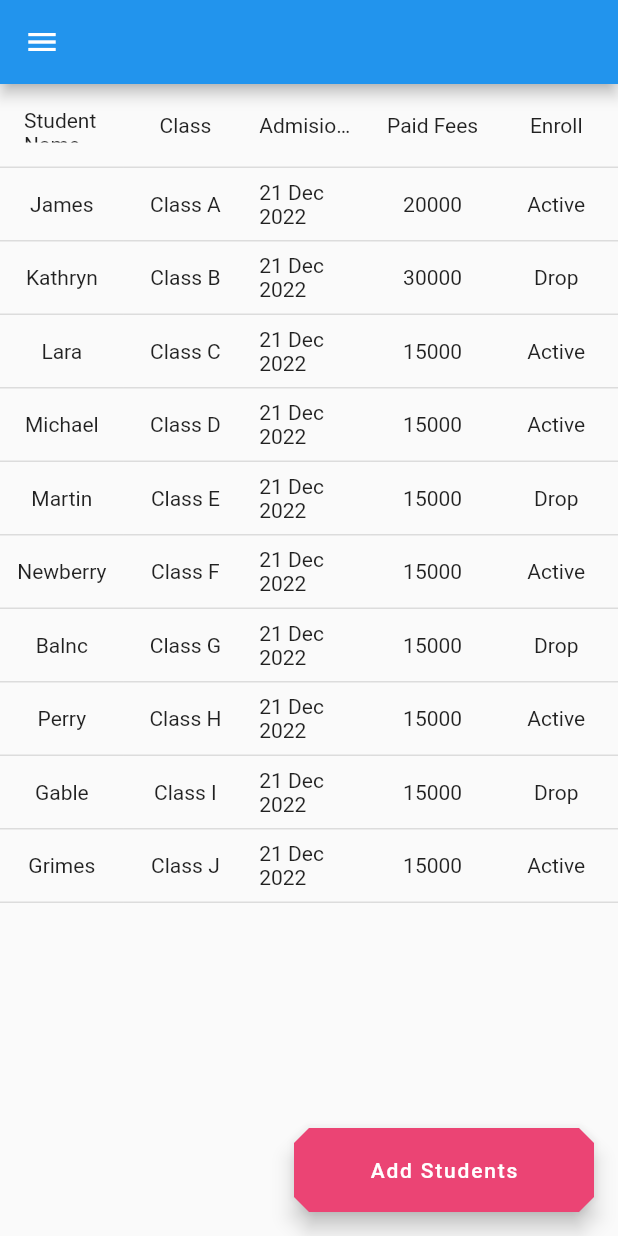
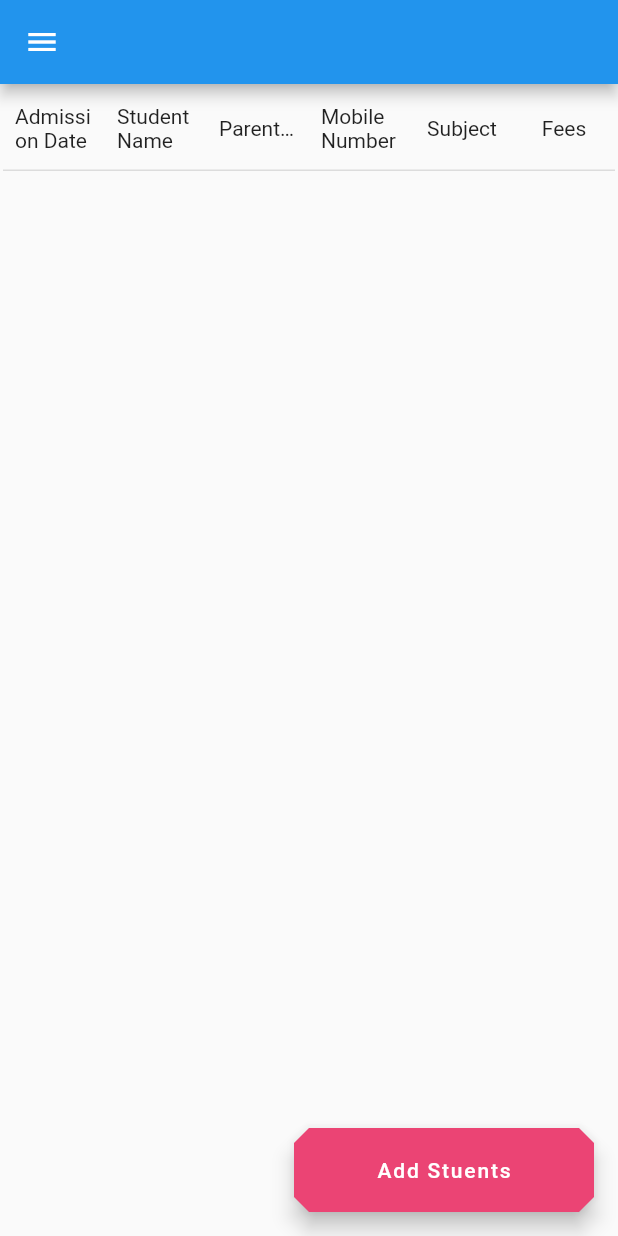
Before and after one commit to fwdAndroid/student_roasting_admin, a Flutter app: the AddStudent screen opened directly, after a tap on "Student Managment", on a phone screen of 412 x 824 dp. Run offline on Flutter 3.47's test engine with Material 2 defaults, Android fonts, the phone set to English and light mode, and no system bars; drawn by our look-alikes of syncfusion_flutter_datagrid; our stand-ins replace cloud_firestore, email_validator, firebase_auth, firebase_core, flutter_spinkit, loading_animation_widget and 1 more; accounts and stored records are empty; statements that could not run were skipped.

Commit message:
Student Show and Add

```diff
--- a/lib/add_forms_admin/add_student.dart
+++ b/lib/add_forms_admin/add_student.dart
@@ -1,10 +1,12 @@
 import 'package:flutter/material.dart';
 import 'package:flutter/src/widgets/framework.dart';
 import 'package:flutter/src/widgets/placeholder.dart';
+import 'package:student_roasting_admin/database/database.dart';
 import 'package:student_roasting_admin/widgets/colors.dart';
 import 'package:student_roasting_admin/widgets/exc_button.dart';
 import 'package:student_roasting_admin/widgets/input_text.dart';
 import 'package:student_roasting_admin/widgets/sidebar.dart';
+import 'package:student_roasting_admin/widgets/styles.dart';
 
 class AddStudent extends StatefulWidget {
   const AddStudent({super.key});
@@ -25,7 +27,6 @@ class _AddStudentState extends State<AddStudent> {
   TextEditingController fees = TextEditingController();
 
   bool _isLoading = false;
-  String dropdownValue = 'Project Name';
   @override
   Widget build(BuildContext context) {
     return Scaffold(
@@ -137,7 +138,7 @@ class _AddStudentState extends State<AddStudent> {
           SingleChildScrollView(
             child: Container(
               padding: const EdgeInsets.symmetric(horizontal: 50),
-              width: 448,
+              width: 458,
               child: Column(
                 crossAxisAlignment: CrossAxisAlignment.center,
                 mainAxisAlignment: MainAxisAlignment.center,
@@ -154,12 +155,17 @@ class _AddStudentState extends State<AddStudent> {
                     height: 30,
                   ),
 
+                  Row(
+                    children: [
+                      Expanded(
+                        child: Column(
+                          children: [
                             const Align(
                               alignment: Alignment.centerLeft,
                               child: Text(
                                 "Parent Name",
-                      style:
-                          TextStyle(fontWeight: FontWeight.w500, fontSize: 16),
+                                style: TextStyle(
+                                    fontWeight: FontWeight.w500, fontSize: 16),
                               ),
                             ),
                             const SizedBox(height: 9),
@@ -173,13 +179,21 @@ class _AddStudentState extends State<AddStudent> {
                               isPassword: false,
                               enabled: true,
                             ),
-                  const SizedBox(height: 10),
+                          ],
+                        ),
+                      ),
+                      SizedBox(
+                        width: 10,
+                      ),
+                      Expanded(
+                        child: Column(
+                          children: [
                             const Align(
                               alignment: Alignment.centerLeft,
                               child: Text(
                                 "Parent Email",
-                      style:
-                          TextStyle(fontWeight: FontWeight.w500, fontSize: 16),
+                                style: TextStyle(
+                                    fontWeight: FontWeight.w500, fontSize: 16),
                               ),
                             ),
                             const SizedBox(height: 9),
@@ -192,6 +206,11 @@ class _AddStudentState extends State<AddStudent> {
                               textInputAction: TextInputAction.done,
                               isPassword: false,
                               enabled: true,
+                            ),
+                          ],
+                        ),
+                      ),
+                    ],
                   ),
                   const SizedBox(height: 10),
                   const Align(
@@ -256,13 +275,17 @@ class _AddStudentState extends State<AddStudent> {
                   ),
                   const SizedBox(height: 9),
                   //location of plot
-
+                  Row(
+                    children: [
+                      Expanded(
+                        child: Column(
+                          children: [
                             const Align(
                               alignment: Alignment.centerLeft,
                               child: Text(
                                 "Class",
-                      style:
-                          TextStyle(fontWeight: FontWeight.w500, fontSize: 16),
+                                style: TextStyle(
+                                    fontWeight: FontWeight.w500, fontSize: 16),
                               ),
                             ),
                             const SizedBox(height: 9),
@@ -276,15 +299,21 @@ class _AddStudentState extends State<AddStudent> {
                               isPassword: false,
                               enabled: true,
                             ),
+                          ],
+                        ),
+                      ),
                       SizedBox(
-                    height: 9,
+                        width: 10,
                       ),
+                      Expanded(
+                        child: Column(
+                          children: [
                             const Align(
                               alignment: Alignment.centerLeft,
                               child: Text(
                                 "Subject",
-                      style:
-                          TextStyle(fontWeight: FontWeight.w500, fontSize: 16),
+                                style: TextStyle(
+                                    fontWeight: FontWeight.w500, fontSize: 16),
                               ),
                             ),
                             const SizedBox(height: 9),
@@ -297,6 +326,11 @@ class _AddStudentState extends State<AddStudent> {
                               textInputAction: TextInputAction.done,
                               isPassword: false,
                               enabled: true,
+                            ),
+                          ],
+                        ),
+                      ),
+                    ],
                   ),
                   SizedBox(
                     height: 9,
@@ -340,7 +374,7 @@ class _AddStudentState extends State<AddStudent> {
                                 fontWeight: FontWeight.w500,
                                 fontSize: 16),
                           ),
-                    onPressed: () {},
+                    onPressed: addStudents,
                   ),
 
                   const SizedBox(height: 30),
@@ -352,4 +386,47 @@ class _AddStudentState extends State<AddStudent> {
       ),
     );
   }
+
+  void addStudents() async {
+    if (parentemail.text.isEmpty &&
+        parentname.text.isEmpty &&
+        studentname.text.isEmpty) {
+      ScaffoldMessenger.of(context)
+          .showSnackBar(SnackBar(content: Text("All Fields are required")));
+    } else if (parentemail.text.isEmpty) {
+      ScaffoldMessenger.of(context).showSnackBar(
+          SnackBar(content: Text("parent email address is required")));
+    } else if (parentname.text.isEmpty) {
+      ScaffoldMessenger.of(context).showSnackBar(
+          SnackBar(content: Text("Parent Name of the user is required")));
+    } else if (studentname.text.isEmpty) {
+      ScaffoldMessenger.of(context)
+          .showSnackBar(SnackBar(content: Text("Student name is required")));
+    } else {
+      setState(() {
+        _isLoading = true;
+      });
+      String rse = await DatabaseMethods().addStudents(
+        addressStudent: address.text,
+        parentemail: parentemail.text,
+        parentmobile: parentmobile.text,
+        parentname: parentname.text,
+        studentStatus: "Enroll",
+        studentclass: studentclass.text,
+        studentname: studentname.text,
+        subject: studentclass.text,
+        fees: int.parse(fees.text),
+        dateTime: DateTime.now().millisecondsSinceEpoch.toString(),
+      );
+
+      print(rse);
+      setState(() {
+        _isLoading = false;
+      });
+
+      ScaffoldMessenger.of(context).showSnackBar(
+          SnackBar(content: Text("Conguration Student is Added")));
+      Navigator.pop(context);
     }
+  }
+}
--- /dev/null
+++ b/lib/admin_models/student_model.dart
@@ -0,0 +1,61 @@
+import 'package:cloud_firestore/cloud_firestore.dart';
+
+class StudentModel {
+  String uuid;
+  String parentname;
+  String parentmobile;
+  String studentname;
+  String parentemail;
+  String studentclass;
+  String subject;
+  final dateTime;
+  String addressStudent;
+  int fees;
+  String studentStatus;
+
+  StudentModel(
+      {required this.uuid,
+      required this.parentname,
+      required this.parentemail,
+      required this.parentmobile,
+      required this.studentname,
+      required this.addressStudent,
+      required this.fees,
+      required this.studentclass,
+      required this.dateTime,
+      required this.studentStatus,
+      required this.subject});
+
+  ///Converting OBject into Json Object
+  Map<String, dynamic> toJson() => {
+        'uuid': uuid,
+        'subject': subject,
+        'fees': fees,
+        'dateTime': dateTime,
+        'addressStudent': addressStudent,
+        'parentmobile': parentmobile,
+        'studentclass': studentclass,
+        'parentname': parentname,
+        'parentemail': parentemail,
+        'studentStatus': studentStatus,
+        'studentname': studentname
+      };
+
+  ///
+  static StudentModel fromSnap(DocumentSnapshot snaps) {
+    var snapshot = snaps.data() as Map<String, dynamic>;
+
+    return StudentModel(
+        parentemail: snapshot['parentemail'],
+        studentclass: snapshot['studentclass'],
+        studentname: snapshot['studentname'],
+        uuid: snapshot['uuid'],
+        dateTime: snapshot['dateTime'],
+        fees: snapshot['fees'],
+        subject: snapshot['subject'],
+        parentmobile: snapshot['parentmobile'],
+        parentname: snapshot['parentname'],
+        addressStudent: snapshot['addressStudent'],
+        studentStatus: snapshot['studentStatus']);
+  }
+}
--- /dev/null
+++ b/lib/siderbarclasses_admin/datasource/studentdatasource.dart
@@ -0,0 +1,105 @@
+import 'package:flutter/material.dart';
+import 'package:student_roasting_admin/admin_models/student_model.dart';
+import 'package:syncfusion_flutter_datagrid/datagrid.dart';
+import 'package:intl/intl.dart';
+
+class StudentManagementDataSource extends DataGridSource {
+  StudentManagementDataSource(this.employeeData) {
+    _buildDataRow();
+  }
+
+  List<DataGridRow> dataGridRows = [];
+  List<StudentModel> employeeData;
+
+  void _buildDataRow() {
+    dataGridRows = employeeData
+        .map<DataGridRow>((e) => DataGridRow(cells: [
+              DataGridCell<String>(
+                  columnName: 'dateTime',
+                  value: DateFormat.yMMMMd().format(
+                      DateTime.fromMillisecondsSinceEpoch(
+                          int.parse(e.dateTime)))),
+              DataGridCell<String>(
+                  columnName: 'studentname', value: e.studentname),
+              DataGridCell<String>(
+                  columnName: 'parentname', value: e.parentname),
+              DataGridCell<String>(
+                  columnName: 'parentmobile', value: e.parentmobile),
+              DataGridCell(columnName: 'subject', value: e.subject),
+              DataGridCell<String>(
+                  columnName: 'fees', value: e.fees.toString()),
+            ]))
+        .toList();
+  }
+
+  @override
+  List<DataGridRow> get rows => dataGridRows;
+
+  @override
+  DataGridRowAdapter buildRow(
+    DataGridRow row,
+  ) {
+    return DataGridRowAdapter(
+        cells: row.getCells().map<Widget>((e) {
+      return Container(
+        alignment: Alignment.center,
+        padding: const EdgeInsets.all(8.0),
+        child: Text(e.value.toString()),
+      );
+    }).toList());
+  }
+
+  void updateDataGridSource() {
+    notifyListeners();
+  }
+}
+
+List<GridColumn> get getColumnsOrder {
+  //   DataGridCell<String>(columnName: 'uid', value: e.id),
+  // DataGridCell<String>(columnName: 'name', value: e.name),
+  // DataGridCell<String>(columnName: 'gender', value: e.gender),
+  // DataGridCell<String>(columnName: 'email', value: e.email),
+  // DataGridCell<String>(columnName: 'dob', value: e.dob),
+  // DataGridCell<String>(columnName: 'phoneNumber', value: e.phone),
+  return <GridColumn>[
+    GridColumn(
+        columnName: 'dateTime',
+        label: Container(
+            padding: const EdgeInsets.all(8.0),
+            alignment: Alignment.center,
+            child: const Text('Admission Date'))),
+    GridColumn(
+        columnName: 'studentname',
+        label: Container(
+            padding: const EdgeInsets.all(8.0),
+            alignment: Alignment.center,
+            child: const Text('Student Name'))),
+    GridColumn(
+        columnName: 'parentname',
+        label: Container(
+            padding: const EdgeInsets.all(8.0),
+            alignment: Alignment.center,
+            child: const Text(
+              'Parent Name',
+              overflow: TextOverflow.ellipsis,
+            ))),
+    GridColumn(
+        columnName: 'parentmobile',
+        label: Container(
+            padding: const EdgeInsets.all(8.0),
+            alignment: Alignment.center,
+            child: const Text('Mobile Number'))),
+    GridColumn(
+        columnName: 'subject',
+        label: Container(
+            padding: const EdgeInsets.all(8.0),
+            alignment: Alignment.center,
+            child: const Text('Subject'))),
+    GridColumn(
+        columnName: 'fees ',
+        label: Container(
+            padding: const EdgeInsets.all(8.0),
+            alignment: Alignment.center,
+            child: const Text('Fees'))),
+  ];
+}
--- a/lib/siderbarclasses_admin/student_management.dart
+++ b/lib/siderbarclasses_admin/student_management.dart
@@ -1,30 +1,35 @@
+import 'package:cloud_firestore/cloud_firestore.dart';
 import 'package:flutter/material.dart';
+
+import 'package:loading_animation_widget/loading_animation_widget.dart';
 import 'package:student_roasting_admin/add_forms_admin/add_student.dart';
+import 'package:student_roasting_admin/admin_models/student_model.dart';
+import 'package:student_roasting_admin/siderbarclasses_admin/datasource/studentdatasource.dart';
 import 'package:student_roasting_admin/widgets/colors.dart';
 import 'package:syncfusion_flutter_datagrid/datagrid.dart';
 
-/// The home page of the application which hosts the datagrid.
 class StudentManagement extends StatefulWidget {
-  /// Creates the home page.
-  StudentManagement({Key? key}) : super(key: key);
+  const StudentManagement({Key? key}) : super(key: key);
 
   @override
-  _StudentManagementState createState() => _StudentManagementState();
+  State<StudentManagement> createState() => _StudentManagementState();
 }
 
+enum BestTutorSite { javatpoint, w3schools, tutorialandexample }
+
 class _StudentManagementState extends State<StudentManagement> {
-  List<Employee> employees = <Employee>[];
-  late EmployeeDataSource employeeDataSource;
-
+  TextEditingController controller = TextEditingController();
+  bool isShowUser = false;
   @override
-  void initState() {
-    super.initState();
-    employees = getEmployeeData();
-    employeeDataSource = EmployeeDataSource(employeeData: employees);
+  void dispose() {
+    // TODO: implement dispose
+    super.dispose();
+    controller.dispose();
   }
 
   @override
   Widget build(BuildContext context) {
+    BestTutorSite _site = BestTutorSite.javatpoint;
     return Scaffold(
       floatingActionButton: Container(
         width: 200,
@@ -37,124 +42,137 @@ class _StudentManagementState extends State<StudentManagement> {
             Navigator.push(
                 context, MaterialPageRoute(builder: (builder) => AddStudent()));
           },
-          child: Text("Add Students"),
+          child: Text("Add Stuents"),
         ),
       ),
-      body: SfDataGrid(
-        source: employeeDataSource,
-        selectionMode: SelectionMode.multiple,
-        columnWidthMode: ColumnWidthMode.fill,
-        columns: <GridColumn>[
-          GridColumn(
-              columnName: 'studentName',
-              label: Container(
-                  padding: EdgeInsets.all(16.0),
-                  alignment: Alignment.center,
-                  child: Text(
-                    'Student Name',
-                  ))),
-          GridColumn(
-              columnName: 'class',
-              label: Container(
-                  padding: EdgeInsets.all(8.0),
-                  alignment: Alignment.center,
-                  child: Text('Class'))),
-          GridColumn(
-              columnName: 'designation',
-              label: Container(
-                  padding: EdgeInsets.all(8.0),
-                  alignment: Alignment.center,
-                  child: Text(
-                    'Admision Date',
-                    overflow: TextOverflow.ellipsis,
-                  ))),
-          GridColumn(
-              columnName: 'salary',
-              label: Container(
-                  padding: EdgeInsets.all(8.0),
-                  alignment: Alignment.center,
-                  child: Text('Paid Fees'))),
-          GridColumn(
-              columnName: 'status',
-              label: Container(
-                  padding: EdgeInsets.all(8.0),
-                  alignment: Alignment.center,
-                  child: Text('Enroll'))),
+      body: SingleChildScrollView(
+        child: Column(
+          crossAxisAlignment: CrossAxisAlignment.center,
+          children: [
+            SizedBox(
+              width: MediaQuery.of(context).size.width,
+              height: 670,
+              child: Padding(
+                padding: const EdgeInsets.all(1.0),
+                child: _buildDataGrid(),
+              ),
+            ),
           ],
+        ),
       ),
     );
   }
 
-  List<Employee> getEmployeeData() {
-    return [
-      Employee("James", 'Class A', '21 Dec 2022', 20000, "Active"),
-      Employee("Kathryn", 'Class B', '21 Dec 2022', 30000, "Drop"),
-      Employee("Lara", 'Class C', '21 Dec 2022', 15000, "Active"),
-      Employee("Michael", 'Class D', '21 Dec 2022', 15000, "Active"),
-      Employee("Martin", 'Class E', '21 Dec 2022', 15000, "Drop"),
-      Employee("Newberry", 'Class F', '21 Dec 2022', 15000, "Active"),
-      Employee("Balnc", 'Class G', '21 Dec 2022', 15000, "Drop"),
-      Employee("Perry", 'Class H', '21 Dec 2022', 15000, "Active"),
-      Employee("Gable", 'Class I', '21 Dec 2022', 15000, "Drop"),
-      Employee("Grimes", 'Class J', '21 Dec 2022', 15000, "Active")
-    ];
+  late StudentManagementDataSource employeeDataSource;
+  List<StudentModel> employeeData = [];
+
+  final getDataFromFireStore =
+      FirebaseFirestore.instance.collection('students').snapshots();
+  Widget _buildDataGrid() {
+    return StreamBuilder(
+      stream: getDataFromFireStore,
+      builder: (BuildContext context, AsyncSnapshot<QuerySnapshot> snapshot) {
+        if (snapshot.connectionState == ConnectionState.waiting) {
+          return Center(
+              child: LoadingAnimationWidget.hexagonDots(
+                  color: Colors.blue, size: 200));
+        }
+        if (snapshot.hasData) {
+          if (employeeData.isNotEmpty) {
+            getDataGridRowFromDataBase(DocumentChange<Object?> data) {
+              return DataGridRow(cells: [
+                DataGridCell<String>(
+                    columnName: 'addressStudent',
+                    value: data.doc['addressStudent']),
+                DataGridCell<String>(
+                    columnName: 'studentStatus',
+                    value: data.doc['studentStatus']),
+                DataGridCell<String>(
+                    columnName: 'dateTime', value: data.doc['dateTime']),
+                // DataGridCell<String>(columnName: 'pcs', value: data.doc['pcs']),
+                DataGridCell<String>(
+                    columnName: 'uuid', value: data.doc['uuid']),
+
+                DataGridCell<String>(
+                    columnName: 'parentemail', value: data.doc['parentemail']),
+                DataGridCell<String>(
+                    columnName: 'parentmobile',
+                    value: data.doc['parentmobile']),
+                DataGridCell<String>(
+                    columnName: 'parentname', value: data.doc['parentname']),
+
+                DataGridCell<String>(
+                    columnName: 'studentclass',
+                    value: data.doc['studentclass']),
+                DataGridCell<String>(
+                    columnName: 'subject', value: data.doc['subject']),
+                DataGridCell<int>(columnName: 'fees', value: data.doc['fees']),
+                DataGridCell<String>(
+                    columnName: 'studentname', value: data.doc['studentname']),
+              ]);
+            }
+
+            for (var data in snapshot.data!.docChanges) {
+              if (data.type == DocumentChangeType.modified) {
+                if (data.oldIndex == data.newIndex) {
+                  employeeDataSource.dataGridRows[data.oldIndex] =
+                      getDataGridRowFromDataBase(data);
+                }
+                employeeDataSource.updateDataGridSource();
+              } else if (data.type == DocumentChangeType.added) {
+                employeeDataSource.dataGridRows
+                    .add(getDataGridRowFromDataBase(data));
+                employeeDataSource.updateDataGridSource();
+              } else if (data.type == DocumentChangeType.removed) {
+                employeeDataSource.dataGridRows.removeAt(data.oldIndex);
+                employeeDataSource.updateDataGridSource();
               }
             }
-
-/// Custom business object class which contains properties to hold the detailed
-/// information about the employee which will be rendered in datagrid.
-class Employee {
-  /// Creates the employee class with required details.
-  Employee(
-      this.studentName, this.name, this.designation, this.salary, this.status);
-
-  /// Id of an employee.
-  final String studentName;
-
-  /// Name of an employee.
-  final String name;
-
-  /// Designation of an employee.
-  final String designation;
-
-  /// Salary of an employee.
-  final int salary;
-
-  final String status;
+          } else {
+            for (var data in snapshot.data!.docs) {
+              employeeData.add(StudentModel(
+                  addressStudent: data['addressStudent'],
+                  studentStatus: data['studentStatus'],
+                  dateTime: data['dateTime'],
+                  uuid: data['uuid'],
+                  parentemail: data['parentemail'],
+                  parentmobile: data['parentmobile'],
+                  parentname: data['parentname'],
+                  studentclass: data['studentclass'],
+                  subject: data['subject'],
+                  fees: data['fees'],
+                  studentname: data['studentname']));
+            }
+            employeeDataSource = StudentManagementDataSource(employeeData);
           }
 
-/// An object to set the employee collection data source to the datagrid. This
-/// is used to map the employee data to the datagrid widget.
-class EmployeeDataSource extends DataGridSource {
-  /// Creates the employee data source class with required details.
-  EmployeeDataSource({required List<Employee> employeeData}) {
-    _employeeData = employeeData
-        .map<DataGridRow>((e) => DataGridRow(cells: [
-              DataGridCell<String>(
-                  columnName: 'studentName', value: e.studentName),
-              DataGridCell<String>(columnName: 'class', value: e.name),
-              DataGridCell<String>(
-                  columnName: 'designation', value: e.designation),
-              DataGridCell<int>(columnName: 'salary', value: e.salary),
-              DataGridCell<String>(columnName: 'status', value: e.status),
-            ]))
-        .toList();
+          return Padding(
+            padding: const EdgeInsets.all(1.0),
+            child: SfDataGrid(
+              selectionMode: SelectionMode.single,
+              allowFiltering: true,
+              allowSorting: true,
+              source: employeeDataSource,
+              columns: getColumnsOrder,
+              columnWidthMode: ColumnWidthMode.fill,
+              onCellTap: (details) {
+                if (details.rowColumnIndex.rowIndex != 0) {
+                  final DataGridRow row = employeeDataSource
+                      .effectiveRows[details.rowColumnIndex.rowIndex - 1];
+                  int index = employeeDataSource.dataGridRows.indexOf(row);
+                  var data = snapshot.data!.docs[index];
+                  // Navigator.of(context).push(MaterialPageRoute(
+                  //     builder: (context) => StudentManagementView(data)));
                 }
-
-  List<DataGridRow> _employeeData = [];
-
-  @override
-  List<DataGridRow> get rows => _employeeData;
-
-  @override
-  DataGridRowAdapter buildRow(DataGridRow row) {
-    return DataGridRowAdapter(
-        cells: row.getCells().map<Widget>((e) {
-      return Container(
-        alignment: Alignment.center,
-        padding: EdgeInsets.all(8.0),
-        child: Text(e.value.toString()),
+              },
+            ),
           );
-    }).toList());
+        } else {
+          return const Center(
+            child: CircularProgressIndicator(),
+          );
+        }
+      },
+    );
   }
 }
```
Also changed, not shown: lib/database/database.dart (+45 -38 lines). Lines whose indentation alone changed are shown as unchanged.
